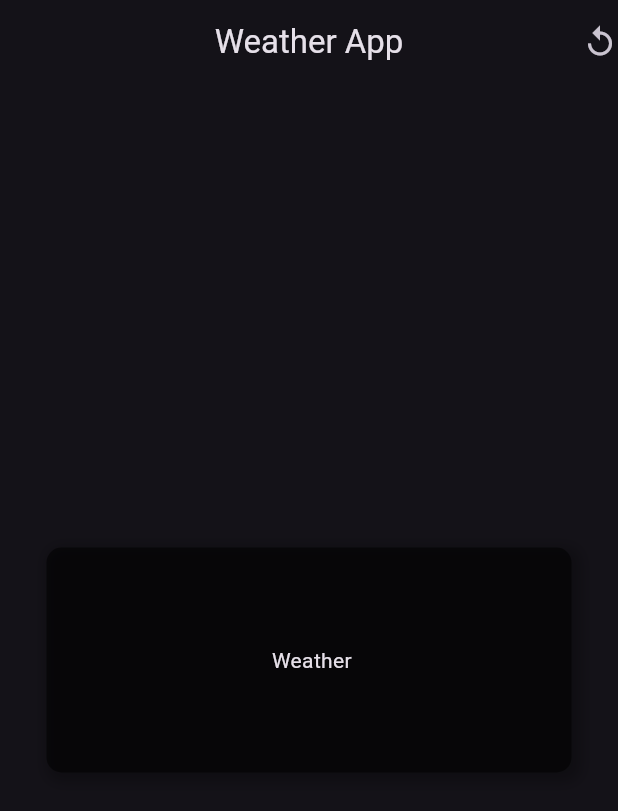
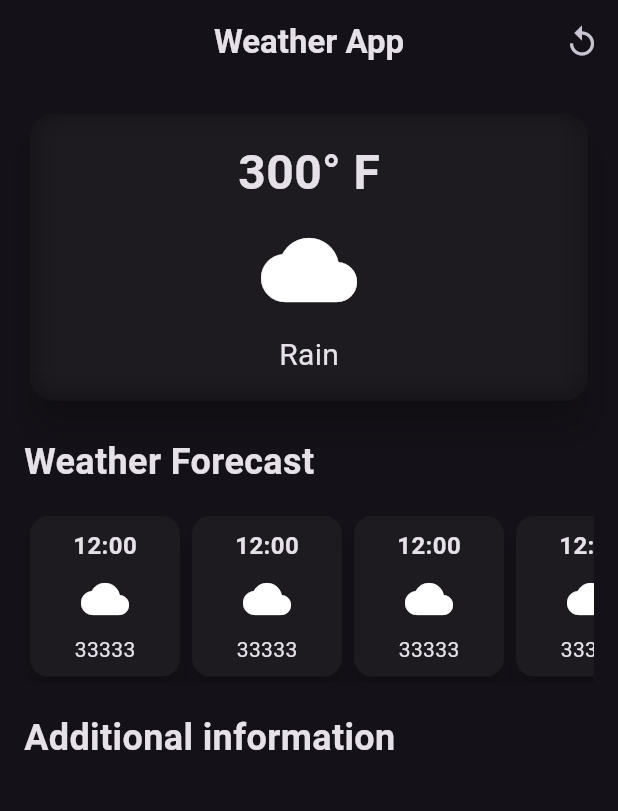
Before and after one commit to taotechs/weather_app, a Flutter app: the screen it shows after launch, on a phone screen of 412 x 824 dp. Shown: the top 811 px of the screen. Run offline on Flutter 3.47's test engine with Material 2 defaults, Android fonts, the phone set to English and light mode, and no system bars.

Commit message:
more Func: UI

```diff
--- a/lib/weather_screen.dart
+++ b/lib/weather_screen.dart
@@ -1,3 +1,5 @@
+import 'dart:ui';
+
 import 'package:flutter/material.dart';
 
 class WeatherScreenPage extends StatelessWidget {
@@ -7,38 +9,122 @@ class WeatherScreenPage extends StatelessWidget {
   Widget build(BuildContext context) {
     return Scaffold(
       appBar: AppBar(
-        title: const Text("Weather App"),
+        title: const Text(
+          "Weather App",
+          style: TextStyle(fontWeight: FontWeight.bold),
+        ),
         centerTitle: true,
-        actions: const [Icon(Icons.replay_outlined)],
-      ),
-      body: Column(
-        mainAxisAlignment: MainAxisAlignment.center,
-        children: [
-          Container(
-            padding: const EdgeInsets.all(10),
-            decoration: const BoxDecoration(
-                boxShadow: [
-                  BoxShadow(
-                    color: Colors.black26,
-                    spreadRadius: 3,
-                    blurRadius: 7,
-                    offset: Offset(3, 3),
-                  ),
-                ],
-                color: Colors.black54,
-                borderRadius: BorderRadius.all(Radius.circular(10))),
-            height: 150,
-            width: 350,
-            child: const Center(child: Text(" Weather")),
-          ),
-          Container(
-            color: Colors.black45,
-          ),
-          Container(
-            color: Colors.black45,
+        actions: [
+          IconButton(
+            onPressed: () {},
+            icon: const Icon(Icons.replay_outlined),
           ),
         ],
+      ),
+      body: Padding(
+        padding: const EdgeInsets.all(16.0),
+        child: Column(
+          crossAxisAlignment: CrossAxisAlignment.start,
+          children: [
+            SizedBox(
+              width: double.infinity,
+              child: Card(
+                shape: RoundedRectangleBorder(
+                    borderRadius: BorderRadius.circular(16)),
+                elevation: 10,
+                child: ClipRRect(
+                  borderRadius: BorderRadius.circular(16),
+                  child: BackdropFilter(
+                    filter: ImageFilter.blur(sigmaX: 10, sigmaY: 10),
+                    child: const Padding(
+                      padding: EdgeInsets.all(16.0),
+                      child: Column(
+                        mainAxisAlignment: MainAxisAlignment.spaceBetween,
+                        children: [
+                          Text(
+                            "300° F",
+                            style: TextStyle(
+                                fontSize: 32, fontWeight: FontWeight.bold),
+                          ),
+                          SizedBox(height: 10),
+                          Icon(
+                            Icons.cloud_sharp,
+                            size: 64,
+                          ),
+                          SizedBox(height: 10),
+                          Text(
+                            "Rain",
+                            style: TextStyle(fontSize: 20),
+                          ),
+                        ],
+                      ),
+                    ),
+                  ),
+                ),
+              ),
+            ),
+            const SizedBox(height: 20),
+            const Text(
+              "Weather Forecast",
+              style: TextStyle(fontSize: 24, fontWeight: FontWeight.bold),
+            ),
+            const SizedBox(height: 15),
+            const SingleChildScrollView(
+              scrollDirection: Axis.horizontal,
+              child: Row(
+                children: [
+                  HourlyForecastItem(),
+                  HourlyForecastItem(),
+                  HourlyForecastItem(),
+                  HourlyForecastItem(),
+                  HourlyForecastItem(),
+                ],
+              ),
+            ),
+            const SizedBox(height: 20),
+            const Text(
+              "Additional information",
+              style: TextStyle(fontSize: 24, fontWeight: FontWeight.bold),
+            ),
+          ],
+        ),
       ),
     );
   }
 }
+
+class HourlyForecastItem extends StatelessWidget {
+  const HourlyForecastItem({
+    super.key,
+  });
+
+  @override
+  Widget build(BuildContext context) {
+    return Card(
+      elevation: 6,
+      child: Container(
+        width: 100,
+        decoration: BoxDecoration(borderRadius: BorderRadius.circular(12)),
+        padding: const EdgeInsets.all(8),
+        child: const Column(
+          children: [
+            Text(
+              "12:00",
+              style: TextStyle(
+                fontSize: 16,
+                fontWeight: FontWeight.bold,
+              ),
+            ),
+            SizedBox(height: 8),
+            Icon(
+              Icons.cloud,
+              size: 32,
+            ),
+            SizedBox(height: 8),
+            Text("33333")
+          ],
+        ),
+      ),
+    );
+  }
+}
```
